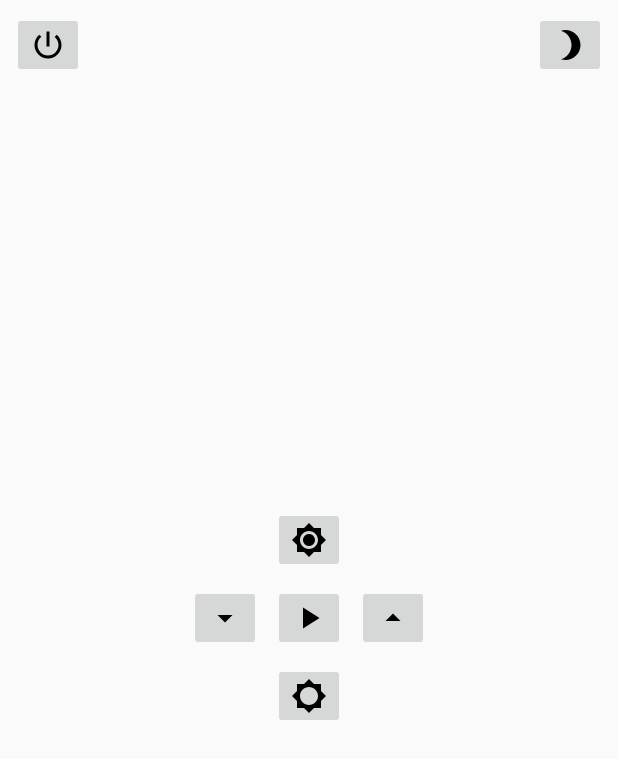
After one commit to JBamberger/android-ir-remote, an Android app: the layout ceil_layout.xml on its own in the app's theme, with its tools: preview values and no code run, on a phone screen of 412 x 824 dp. The commit adds this screen. Shown: the top 759 px of the screen. Run offline under Robolectric (Android 15) with nearby library versions, the phone set to English and light mode, and no system bars.

Commit message:
add layout for ceil remote

```diff
--- a/app/build.gradle
+++ b/app/build.gradle
@@ -37,10 +37,12 @@ android {
 }
 
 dependencies {
-    compile fileTree(dir: "libs", include: ["*.jar"])
-    compile "com.android.support:appcompat-v7:$support_version"
-    compile "com.android.support:support-v4:$support_version"
-    compile "com.android.support:recyclerview-v7:$support_version"
-    compile "com.android.support:design:$support_version"
-    compile "com.jakewharton.timber:timber:$timber_version"
+    implementation fileTree(dir: "libs", include: ["*.jar"])
+    implementation 'com.android.support.constraint:constraint-layout:1.1.2'
+    implementation "com.android.support:appcompat-v7:$support_version"
+    implementation "com.android.support:support-v4:$support_version"
+    implementation "com.android.support:recyclerview-v7:$support_version"
+    implementation "com.android.support:recyclerview-v7:$support_version"
+    implementation "com.android.support:design:$support_version"
+    implementation "com.jakewharton.timber:timber:$timber_version"
 }
--- /dev/null
+++ b/app/src/main/java/de/jbamberger/irremote/service/ir/ExpandedNECTranslator.java
@@ -0,0 +1,17 @@
+package de.jbamberger.irremote.service.ir;
+
+/**
+ * @author Jannik Bamberger (dev.jbamberger@gmail.com)
+ */
+
+public class ExpandedNECTranslator extends CodeTranslator {
+
+    public ExpandedNECTranslator() {
+        super(new int[]{9000, 4500}, new int[]{560}, new int[]{560, 560}, new int[]{560, 1690}, 38000);
+    }
+
+    @Override
+    public int[] buildCode(String codeString) {
+        return buildRawCode(hexToBytes(codeString));
+    }
+}
--- a/app/src/main/java/de/jbamberger/irremote/service/ir/Remotes.java
+++ b/app/src/main/java/de/jbamberger/irremote/service/ir/Remotes.java
@@ -22,13 +22,14 @@ import de.jbamberger.irremote.R;
 public final class Remotes {
 
     @Retention(RetentionPolicy.SOURCE)
-    @IntDef({LED_REMOTE_44_KEY, PANASONIC_REMOTE})
+    @IntDef({LED_REMOTE_44_KEY, PANASONIC_REMOTE, CEIL_REMOTE})
     @interface RemoteType {
     }
 
 
     public static final int LED_REMOTE_44_KEY = 0;
     public static final int PANASONIC_REMOTE = 1;
+    public static final int CEIL_REMOTE = 2;
 
     private Remotes() {
         throw new AssertionError("No instances of Remotes!");
@@ -41,6 +42,8 @@ public final class Remotes {
                 return getLed44KeyRemote(context);
             case PANASONIC_REMOTE:
                 return getPanasonicRemote(context);
+            case CEIL_REMOTE:
+                return getCeilRemote(context);
             default:
                 throw new IllegalArgumentException("Tried to get remote with invalid type: " + type);
         }
@@ -54,6 +57,11 @@ public final class Remotes {
     @NonNull
     private static Remote getPanasonicRemote(@NonNull Context context) throws IOException {
         return new Remote(readRemoteFile(context, R.raw.panasonic_remote), new PanasonicTranslator());
+    }
+
+    @NonNull
+    private static Remote getCeilRemote(@NonNull Context context) throws IOException {
+        return new Remote(readRemoteFile(context, R.raw.ceil_light_remote), new ExpandedNECTranslator());
     }
 
     private static List<String> readRemoteFile(Context context, int id) throws IOException {
--- a/app/src/main/java/de/jbamberger/irremote/ui/MainActivity.java
+++ b/app/src/main/java/de/jbamberger/irremote/ui/MainActivity.java
@@ -10,12 +10,13 @@ import android.os.Messenger;
 import android.support.v7.app.AppCompatActivity;
 import android.view.Menu;
 import android.view.MenuItem;
-import android.widget.TableLayout;
+import android.view.View;
 
 import de.jbamberger.irremote.R;
 import de.jbamberger.irremote.receiver.AutoStartReceiver;
 import de.jbamberger.irremote.service.RemoteNotificationService;
-import de.jbamberger.irremote.util.LEDRemoteUIInflater;
+import de.jbamberger.irremote.service.ir.IRSenderService;
+import de.jbamberger.irremote.service.ir.Remotes;
 
 
 public class MainActivity extends AppCompatActivity {
@@ -37,15 +38,16 @@ public class MainActivity extends AppCompatActivity {
     @Override
     protected void onCreate(Bundle savedInstanceState) {
         super.onCreate(savedInstanceState);
-        setContentView(R.layout.activity_main);
+        setContentView(R.layout.ceil_layout);
 
         Intent startService = new Intent(this, RemoteNotificationService.class);
         startService(startService);
         bindService(startService, serviceConnection, BIND_AUTO_CREATE);
+    }
 
-        TableLayout layout = findViewById(R.id.main_layout);
-        LEDRemoteUIInflater inf = new LEDRemoteUIInflater();
-        inf.inflateRemoteControlUI(this, layout);
+    public void onClick(View v) {
+        String command = (String) v.getTag();
+        IRSenderService.startActionSendIrCode(this, Remotes.CEIL_REMOTE, command);
     }
 
     @Override
--- /dev/null
+++ b/app/src/main/res/drawable/ic_brightness_high_black_24dp.xml
@@ -0,0 +1,9 @@
+<vector xmlns:android="http://schemas.android.com/apk/res/android"
+        android:width="24dp"
+        android:height="24dp"
+        android:viewportWidth="24.0"
+        android:viewportHeight="24.0">
+    <path
+        android:fillColor="#FF000000"
+        android:pathData="M20,8.69L20,4h-4.69L12,0.69 8.69,4L4,4v4.69L0.69,12 4,15.31L4,20h4.69L12,23.31 15.31,20L20,20v-4.69L23.31,12 20,8.69zM12,18c-3.31,0 -6,-2.69 -6,-6s2.69,-6 6,-6 6,2.69 6,6 -2.69,6 -6,6zM12,8c-2.21,0 -4,1.79 -4,4s1.79,4 4,4 4,-1.79 4,-4 -1.79,-4 -4,-4z"/>
+</vector>
--- /dev/null
+++ b/app/src/main/res/drawable/ic_brightness_low_black_24dp.xml
@@ -0,0 +1,9 @@
+<vector xmlns:android="http://schemas.android.com/apk/res/android"
+        android:width="24dp"
+        android:height="24dp"
+        android:viewportWidth="24.0"
+        android:viewportHeight="24.0">
+    <path
+        android:fillColor="#FF000000"
+        android:pathData="M20,15.31L23.31,12 20,8.69V4h-4.69L12,0.69 8.69,4H4v4.69L0.69,12 4,15.31V20h4.69L12,23.31 15.31,20H20v-4.69zM12,18c-3.31,0 -6,-2.69 -6,-6s2.69,-6 6,-6 6,2.69 6,6 -2.69,6 -6,6z"/>
+</vector>
--- /dev/null
+++ b/app/src/main/res/drawable/ic_down_black_24dp.xml
@@ -0,0 +1,9 @@
+<vector xmlns:android="http://schemas.android.com/apk/res/android"
+        android:width="24dp"
+        android:height="24dp"
+        android:viewportWidth="24.0"
+        android:viewportHeight="24.0">
+    <path
+        android:fillColor="#FF000000"
+        android:pathData="M7,10l5,5 5,-5z"/>
+</vector>
--- /dev/null
+++ b/app/src/main/res/drawable/ic_play_black_24dp.xml
@@ -0,0 +1,9 @@
+<vector xmlns:android="http://schemas.android.com/apk/res/android"
+        android:width="24dp"
+        android:height="24dp"
+        android:viewportWidth="24.0"
+        android:viewportHeight="24.0">
+    <path
+        android:fillColor="#FF000000"
+        android:pathData="M8,5v14l11,-7z"/>
+</vector>
--- /dev/null
+++ b/app/src/main/res/drawable/ic_power_black_24dp.xml
@@ -0,0 +1,9 @@
+<vector xmlns:android="http://schemas.android.com/apk/res/android"
+        android:width="24dp"
+        android:height="24dp"
+        android:viewportWidth="24.0"
+        android:viewportHeight="24.0">
+    <path
+        android:fillColor="#FF000000"
+        android:pathData="M13,3h-2v10h2L13,3zM17.83,5.17l-1.42,1.42C17.99,7.86 19,9.81 19,12c0,3.87 -3.13,7 -7,7s-7,-3.13 -7,-7c0,-2.19 1.01,-4.14 2.58,-5.42L6.17,5.17C4.23,6.82 3,9.26 3,12c0,4.97 4.03,9 9,9s9,-4.03 9,-9c0,-2.74 -1.23,-5.18 -3.17,-6.83z"/>
+</vector>
--- /dev/null
+++ b/app/src/main/res/drawable/ic_sleep_24dp.xml
@@ -0,0 +1,9 @@
+<vector xmlns:android="http://schemas.android.com/apk/res/android"
+        android:width="24dp"
+        android:height="24dp"
+        android:viewportWidth="24.0"
+        android:viewportHeight="24.0">
+    <path
+        android:fillColor="#FF000000"
+        android:pathData="M9,2c-1.05,0 -2.05,0.16 -3,0.46 4.06,1.27 7,5.06 7,9.54 0,4.48 -2.94,8.27 -7,9.54 0.95,0.3 1.95,0.46 3,0.46 5.52,0 10,-4.48 10,-10S14.52,2 9,2z"/>
+</vector>
--- /dev/null
+++ b/app/src/main/res/drawable/ic_up_black_24dp.xml
@@ -0,0 +1,9 @@
+<vector xmlns:android="http://schemas.android.com/apk/res/android"
+        android:width="24dp"
+        android:height="24dp"
+        android:viewportWidth="24.0"
+        android:viewportHeight="24.0">
+    <path
+        android:fillColor="#FF000000"
+        android:pathData="M7,14l5,-5 5,5z"/>
+</vector>
--- /dev/null
+++ b/app/src/main/res/layout/ceil_layout.xml
@@ -0,0 +1,94 @@
+<?xml version="1.0" encoding="utf-8"?>
+<android.support.constraint.ConstraintLayout xmlns:android="http://schemas.android.com/apk/res/android"
+    xmlns:app="http://schemas.android.com/apk/res-auto"
+    android:layout_width="match_parent"
+    android:layout_height="match_parent">
+
+    <ImageButton
+        android:id="@+id/b_power"
+        android:layout_width="wrap_content"
+        android:layout_height="wrap_content"
+        android:layout_marginStart="8dp"
+        android:layout_marginTop="8dp"
+        android:onClick="onClick"
+        android:src="@drawable/ic_power_black_24dp"
+        android:tag="Power"
+        app:layout_constraintStart_toStartOf="parent"
+        app:layout_constraintTop_toTopOf="parent" />
+
+    <ImageButton
+        android:id="@+id/b_sleep"
+        android:layout_width="wrap_content"
+        android:layout_height="wrap_content"
+        android:layout_marginTop="8dp"
+        android:layout_marginEnd="8dp"
+        android:onClick="onClick"
+        android:src="@drawable/ic_sleep_24dp"
+        android:tag="Sleep"
+        app:layout_constraintEnd_toEndOf="parent"
+        app:layout_constraintTop_toTopOf="parent" />
+
+    <ImageButton
+        android:id="@+id/b_brightness_up"
+        android:layout_width="wrap_content"
+        android:layout_height="wrap_content"
+        android:layout_marginBottom="8dp"
+        android:onClick="onClick"
+        android:src="@drawable/ic_brightness_high_black_24dp"
+        android:tag="Up"
+        app:layout_constraintBottom_toTopOf="@+id/b_play"
+        app:layout_constraintEnd_toEndOf="@+id/b_play"
+        app:layout_constraintStart_toStartOf="@+id/b_play" />
+
+    <ImageButton
+        android:id="@+id/b_brightness_down"
+        android:layout_width="wrap_content"
+        android:layout_height="wrap_content"
+        android:layout_marginTop="8dp"
+        android:onClick="onClick"
+        android:src="@drawable/ic_brightness_low_black_24dp"
+        android:tag="Down"
+        app:layout_constraintEnd_toEndOf="@+id/b_play"
+        app:layout_constraintStart_toStartOf="@+id/b_play"
+        app:layout_constraintTop_toBottomOf="@+id/b_play" />
+
+    <ImageButton
+        android:id="@+id/b_temp_down"
+        android:layout_width="wrap_content"
+        android:layout_height="wrap_content"
+        android:layout_marginEnd="8dp"
+        android:onClick="onClick"
+        android:src="@drawable/ic_down_black_24dp"
+        android:tag="Left"
+        app:layout_constraintBottom_toBottomOf="@+id/b_play"
+        app:layout_constraintEnd_toStartOf="@+id/b_play"
+        app:layout_constraintTop_toTopOf="@+id/b_play" />
+
+    <ImageButton
+        android:id="@+id/b_temp_up"
+        android:layout_width="wrap_content"
+        android:layout_height="wrap_content"
+        android:layout_marginStart="8dp"
+        android:onClick="onClick"
+        android:src="@drawable/ic_up_black_24dp"
+        android:tag="Right"
+        app:layout_constraintBottom_toBottomOf="@+id/b_play"
+        app:layout_constraintStart_toEndOf="@+id/b_play"
+        app:layout_constraintTop_toTopOf="@+id/b_play" />
+
+    <ImageButton
+        android:id="@+id/b_play"
+        android:layout_width="wrap_content"
+        android:layout_height="wrap_content"
+        android:layout_marginStart="8dp"
+        android:layout_marginTop="8dp"
+        android:layout_marginEnd="8dp"
+        android:layout_marginBottom="8dp"
+        android:onClick="onClick"
+        android:src="@drawable/ic_play_black_24dp"
+        android:tag="Play"
+        app:layout_constraintBottom_toBottomOf="parent"
+        app:layout_constraintEnd_toEndOf="parent"
+        app:layout_constraintStart_toStartOf="parent"
+        app:layout_constraintTop_toTopOf="parent" />
+</android.support.constraint.ConstraintLayout>
--- a/app/src/main/res/raw/ceil_light_remote.txt
+++ b/app/src/main/res/raw/ceil_light_remote.txt
@@ -1,11 +1,11 @@
-Power:1FE807F
-Sleep:1FEA05F
-Up:1FE48B7
-Right:1FE40BF
-Left:1FEC03F
-Down:1FE7887
-Play:1FE609F
-RGB(L):1FED827
-RGB(R):1FE38C7
-Star:1FE58A7
-30s:1FE10EF
+Power:01FE807F
+Sleep:01FEA05F
+Up:01FE48B7
+Right:01FE40BF
+Left:01FEC03F
+Down:01FE7887
+Play:01FE609F
+RGB(L):01FED827
+RGB(R):01FE38C7
+Star:01FE58A7
+30s:01FE10EF
```
